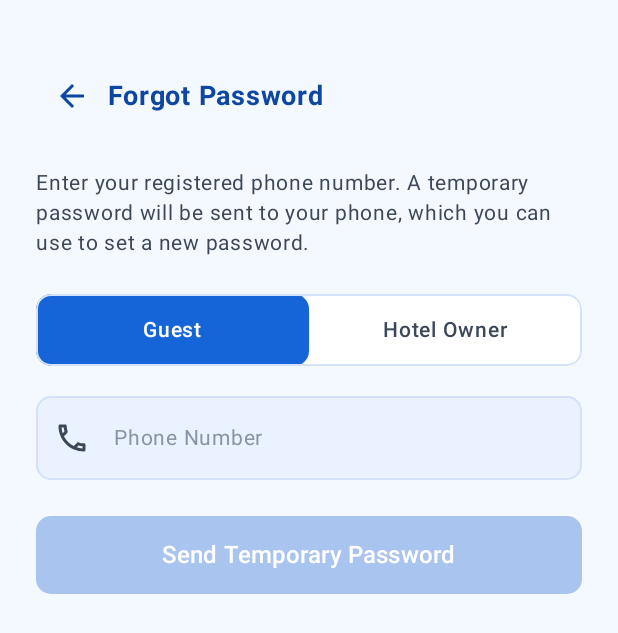
After one commit to watson-98/StaySafe, an Android app built with Jetpack Compose: the ForgotPasswordScreen screen opened through its navigation route, on a phone screen of 412 x 824 dp. The commit adds this screen. Shown: the top 633 px of the screen. Run offline under Robolectric (Android 15) with nearby library versions, the phone set to English and light mode, and no system bars.

Commit message:
Update StaySafe app features, screens, and release build

```diff
--- a/app/src/main/java/com/example/staysafe/AppNavigation.kt
+++ b/app/src/main/java/com/example/staysafe/AppNavigation.kt
@@ -17,6 +17,8 @@ import com.example.staysafe.data.HotelRepository
 import com.example.staysafe.ui.booking.BookingConfirmationScreen
 import com.example.staysafe.ui.booking.BookingSuccessScreen
 import com.example.staysafe.ui.home.HomeScreen
+import com.example.staysafe.ui.login.ChangePasswordScreen
+import com.example.staysafe.ui.login.ForgotPasswordScreen
 import com.example.staysafe.ui.login.LoginScreen
 import com.example.staysafe.ui.login.SignUpScreen
 import com.example.staysafe.ui.login.UserRole
@@ -33,6 +35,8 @@ import com.example.staysafe.ui.rooms.RoomStatus
 object Routes {
     const val LOGIN = "login"
     const val SIGN_UP = "sign_up"
+    const val FORGOT_PASSWORD = "forgot_password"
+    const val CHANGE_PASSWORD = "change_password"
     const val HOME = "home"
     const val ROOM_LIST = "room_list/{hotelName}"
     const val ROOM_DETAILS = "room_details/{hotelName}/{roomNumber}"
@@ -43,12 +47,13 @@ object Routes {
     const val OWNER_ROOMS = "owner_rooms"
     const val OWNER_PROFILE = "owner_profile"
     const val ADD_ROOM = "add_room"
-
-    // Uri.encode keeps names with spaces valid in a route
     fun roomList(hotelName: String) = "room_list/${Uri.encode(hotelName)}"
 
     fun roomDetails(hotelName: String, roomNumber: String) =
         "room_details/${Uri.encode(hotelName)}/${Uri.encode(roomNumber)}"
+
+    fun changePassword(phone: String, role: UserRole) =
+        "change_password?phone=${Uri.encode(phone)}&role=${role.name}"
 }
 
 @Composable
@@ -58,7 +63,6 @@ fun AppNavigation(navController: NavHostController = rememberNavController()) {
     var loginError by remember { mutableStateOf<String?>(null) }
     var signUpError by remember { mutableStateOf<String?>(null) }
 
-    // login stays on the back stack so Back returns to it
     fun goToStartScreen(role: UserRole) {
         val destination = if (role == UserRole.HotelOwner) Routes.OWNER_DASHBOARD else Routes.HOME
         navController.navigate(destination)
@@ -73,8 +77,6 @@ fun AppNavigation(navController: NavHostController = rememberNavController()) {
     }
 
     NavHost(navController = navController, startDestination = Routes.LOGIN) {
-
-        // ---------- Login / Sign Up ----------
         composable(Routes.LOGIN) {
             LoginScreen(
                 errorMessage = loginError,
@@ -88,6 +90,14 @@ fun AppNavigation(navController: NavHostController = rememberNavController()) {
                 onSignUpClick = {
                     loginError = null
                     navController.navigate(Routes.SIGN_UP)
+                },
+                onForgotPasswordClick = {
+                    loginError = null
+                    navController.navigate(Routes.FORGOT_PASSWORD)
+                },
+                onChangePasswordClick = {
+                    loginError = null
+                    navController.navigate(Routes.changePassword("", UserRole.Guest))
                 }
             )
         }
@@ -107,8 +117,42 @@ fun AppNavigation(navController: NavHostController = rememberNavController()) {
                 }
             )
         }
+        composable(Routes.FORGOT_PASSWORD) {
+            ForgotPasswordScreen(
+                onSendTemporaryPasswordClick = { phone, role ->
+                    HotelRepository.generateTemporaryPassword(phone, role)
+                },
+                onProceedToChangePasswordClick = { phone, role ->
+                    navController.navigate(Routes.changePassword(phone, role))
+                },
+                onBackClick = { navController.popBackStack() }
+            )
+        }
+        composable(
+            route = "change_password?phone={phone}&role={role}",
+            arguments = listOf(
+                navArgument("phone") { type = NavType.StringType; defaultValue = "" },
+                navArgument("role") { type = NavType.StringType; defaultValue = UserRole.Guest.name }
+            )
+        ) { backStackEntry ->
+            val phone = backStackEntry.arguments?.getString("phone").orEmpty()
+            val roleName = backStackEntry.arguments?.getString("role").orEmpty()
+            val role = try { UserRole.valueOf(roleName) } catch (e: Exception) { UserRole.Guest }
 
-        // ---------- Guest flow ----------
+            ChangePasswordScreen(
+                initialPhone = phone,
+                initialRole = role,
+                onChangePasswordClick = { p, r, existing, new ->
+                    HotelRepository.changePassword(p, r, existing, new)
+                },
+                onSuccess = {
+                    navController.popBackStack(Routes.LOGIN, inclusive = false)
+                },
+                onBackClick = { navController.popBackStack() }
+            )
+        }
+
+        //Guest flow
         composable(Routes.HOME) {
             HomeScreen(
                 onHotelClick = { hotel -> navController.navigate(Routes.roomList(hotel.name)) },
@@ -158,7 +202,6 @@ fun AppNavigation(navController: NavHostController = rememberNavController()) {
             )
         }
         composable(Routes.BOOKING_CONFIRM) {
-            // no reservation in progress (for example after the app was restarted): go back
             val draft = HotelRepository.draft
             if (draft == null) {
                 LaunchedEffect(Unit) { navController.popBackStack() }
@@ -193,7 +236,7 @@ fun AppNavigation(navController: NavHostController = rememberNavController()) {
                 methods = HotelRepository.paymentMethods,
                 onBackClick = { navController.popBackStack() },
                 onPayNowClick = { method ->
-                    // saves the booking and marks the room as booked in the database
+                    // save the booking and mark the room as booked in the database
                     if (HotelRepository.confirmBooking(method.name) != null) {
                         navController.navigate(Routes.BOOKING_SUCCESS)
                     }
@@ -220,7 +263,7 @@ fun AppNavigation(navController: NavHostController = rememberNavController()) {
             )
         }
 
-        // ---------- Owner flow ----------
+        // Owner flow
         composable(Routes.OWNER_DASHBOARD) {
             val hotel = HotelRepository.ownerHotel()
             OwnerDashboardScreen(
--- a/app/src/main/java/com/example/staysafe/ui/booking/BookingConfirmationScreen.kt
+++ b/app/src/main/java/com/example/staysafe/ui/booking/BookingConfirmationScreen.kt
@@ -105,7 +105,7 @@ fun BookingConfirmationScreen(
                 ) {
                     Column(modifier = Modifier.padding(16.dp)) {
                         Row(verticalAlignment = Alignment.CenterVertically) {
-                           // to be replaced with real photos later
+
                             Box(
                                 modifier = Modifier
                                     .size(width = 76.dp, height = 68.dp)
--- a/app/src/main/java/com/example/staysafe/ui/home/HomeScreen.kt
+++ b/app/src/main/java/com/example/staysafe/ui/home/HomeScreen.kt
@@ -89,7 +89,6 @@ fun HomeScreen(
     onProfileClick: () -> Unit = {},
     onLogoutClick: () -> Unit = {}
 ) {
-    // rememberSaveable so state survives navigating away and back
     var selectedTab by rememberSaveable { mutableIntStateOf(0) }
     var searchText by rememberSaveable { mutableStateOf("") }
     var selectedCity by rememberSaveable { mutableStateOf(initialCity) }
--- /dev/null
+++ b/app/src/main/java/com/example/staysafe/ui/login/ForgotPasswordScreen.kt
@@ -0,0 +1,208 @@
+package com.example.staysafe.ui.login
+
+import androidx.compose.foundation.background
+import androidx.compose.foundation.layout.Box
+import androidx.compose.foundation.layout.Column
+import androidx.compose.foundation.layout.Row
+import androidx.compose.foundation.layout.Spacer
+import androidx.compose.foundation.layout.fillMaxSize
+import androidx.compose.foundation.layout.fillMaxWidth
+import androidx.compose.foundation.layout.height
+import androidx.compose.foundation.layout.padding
+import androidx.compose.foundation.rememberScrollState
+import androidx.compose.foundation.shape.RoundedCornerShape
+import androidx.compose.foundation.verticalScroll
+import androidx.compose.material.icons.Icons
+import androidx.compose.material.icons.automirrored.filled.ArrowBack
+import androidx.compose.material.icons.outlined.Phone
+import androidx.compose.material3.AlertDialog
+import androidx.compose.material3.Button
+import androidx.compose.material3.ButtonDefaults
+import androidx.compose.material3.Icon
+import androidx.compose.material3.IconButton
+import androidx.compose.material3.Text
+import androidx.compose.material3.TextButton
+import androidx.compose.runtime.Composable
+import androidx.compose.runtime.CompositionLocalProvider
+import androidx.compose.runtime.getValue
+import androidx.compose.runtime.mutableStateOf
+import androidx.compose.runtime.remember
+import androidx.compose.runtime.setValue
+import androidx.compose.ui.Alignment
+import androidx.compose.ui.Modifier
+import androidx.compose.ui.graphics.Color
+import androidx.compose.ui.platform.LocalAutofill
+import androidx.compose.ui.platform.testTag
+import androidx.compose.ui.text.font.FontWeight
+import androidx.compose.ui.text.input.KeyboardType
+import androidx.compose.ui.unit.dp
+import androidx.compose.ui.unit.sp
+
+@Composable
+fun ForgotPasswordScreen(
+    errorMessage: String? = null,
+    onInputChange: () -> Unit = {},
+    onSendTemporaryPasswordClick: (phone: String, role: UserRole) -> Pair<String?, String?> = { _, _ -> Pair(null, null) },
+    onProceedToChangePasswordClick: (phone: String, role: UserRole) -> Unit = { _, _ -> },
+    onBackClick: () -> Unit = {}
+) {
+    var selectedRole by remember { mutableStateOf(UserRole.Guest) }
+    var phone by remember { mutableStateOf("") }
+    var localError by remember { mutableStateOf<String?>(null) }
+    var generatedTempPassword by remember { mutableStateOf<String?>(null) }
+    var showDialog by remember { mutableStateOf(false) }
+
+    val displayError = localError ?: errorMessage
+
+    Box(
+        modifier = Modifier
+            .fillMaxSize()
+            .background(ScreenBackground)
+    ) {
+        Column(
+            modifier = Modifier
+                .fillMaxSize()
+                .verticalScroll(rememberScrollState())
+                .padding(horizontal = 24.dp)
+        ) {
+            Spacer(modifier = Modifier.height(40.dp))
+
+            Row(verticalAlignment = Alignment.CenterVertically) {
+                IconButton(onClick = onBackClick) {
+                    Icon(
+                        imageVector = Icons.AutoMirrored.Filled.ArrowBack,
+                        contentDescription = "Back",
+                        tint = StayBlueDark
+                    )
+                }
+                Text(
+                    text = "Forgot Password",
+                    color = StayBlueDark,
+                    fontSize = 18.sp,
+                    fontWeight = FontWeight.Bold
+                )
+            }
+
+            Spacer(modifier = Modifier.height(24.dp))
+
+            Text(
+                text = "Enter your registered phone number. A temporary password will be sent to your phone, which you can use to set a new password.",
+                color = TextGray,
+                fontSize = 14.sp,
+                lineHeight = 20.sp
+            )
+
+            Spacer(modifier = Modifier.height(24.dp))
+
+            RoleToggle(
+                selectedRole = selectedRole,
+                onRoleSelected = {
+                    selectedRole = it
+                    localError = null
+                    onInputChange()
+                }
+            )
+
+            Spacer(modifier = Modifier.height(20.dp))
+
+            CompositionLocalProvider(LocalAutofill provides null) {
+                InputField(
+                    value = phone,
+                    onValueChange = {
+                        phone = it
+                        localError = null
+                        onInputChange()
+                    },
+                    placeholder = "Phone Number",
+                    modifier = Modifier.testTag("forgot_phone"),
+                    leadingIcon = Icons.Outlined.Phone,
+                    keyboardType = KeyboardType.Phone
+                )
+            }
+
+            if (phone.isNotEmpty() && !isValidPhone(phone)) {
+                Text(
+                    text = PHONE_ERROR,
+                    color = Color(0xFFD62839),
+                    fontSize = 12.sp,
+                    modifier = Modifier.padding(top = 6.dp)
+                )
+            }
+
+            if (displayError != null) {
+                Text(
+                    text = displayError,
+                    color = Color(0xFFD62839),
+                    fontSize = 13.sp,
+                    modifier = Modifier.padding(top = 12.dp)
+                )
+            }
+
+            Spacer(modifier = Modifier.height(24.dp))
+
+            Button(
+                onClick = {
+                    val (err, temp) = onSendTemporaryPasswordClick(phone.trim(), selectedRole)
+                    if (err != null) {
+                        localError = err
+                    } else {
+                        generatedTempPassword = temp
+                        showDialog = true
+                    }
+                },
+                enabled = isValidPhone(phone),
+                modifier = Modifier
+                    .fillMaxWidth()
+                    .height(52.dp)
+                    .testTag("forgot_send_button"),
+                shape = RoundedCornerShape(10.dp),
+                colors = ButtonDefaults.buttonColors(
+                    containerColor = StayBlue,
+                    disabledContainerColor = Color(0xFFA9C4EE),
+                    disabledContentColor = Color.White
+                )
+            ) {
+                Text(text = "Send Temporary Password", fontSize = 16.sp, fontWeight = FontWeight.SemiBold)
+            }
+
+            Spacer(modifier = Modifier.height(32.dp))
+        }
+    }
+
+    if (showDialog && generatedTempPassword != null) {
+        AlertDialog(
+            onDismissRequest = { showDialog = false },
+            title = {
+                Text(
+                    text = "Temporary Password Sent",
+                    color = StayBlueDark,
+                    fontWeight = FontWeight.Bold,
+                    fontSize = 18.sp
+                )
+            },
+            text = {
+                Text(
+                    text = "A temporary password has been generated and sent to $phone:\n\nTemporary Password: $generatedTempPassword\n\nPlease use this as your existing password to set a new password.",
+                    color = TextGray,
+                    fontSize = 14.sp
+                )
+            },
+            confirmButton = {
+                Button(
+                    onClick = {
+                        showDialog = false
+                        onProceedToChangePasswordClick(phone.trim(), selectedRole)
+                    },
+                    colors = ButtonDefaults.buttonColors(containerColor = StayBlue)
+                ) {
+                    Text("Change Password Now")
+                }
+            },
+            dismissButton = {
+                TextButton(onClick = { showDialog = false }) {
+                    Text("Dismiss", color = TextGray)
+                }
+            }
+        )
+    }
+}
--- a/app/src/main/java/com/example/staysafe/ui/login/LoginScreen.kt
+++ b/app/src/main/java/com/example/staysafe/ui/login/LoginScreen.kt
@@ -32,6 +32,7 @@ import androidx.compose.material3.OutlinedTextField
 import androidx.compose.material3.OutlinedTextFieldDefaults
 import androidx.compose.material3.Text
 import androidx.compose.runtime.Composable
+import androidx.compose.runtime.CompositionLocalProvider
 import androidx.compose.runtime.getValue
 import androidx.compose.runtime.mutableStateOf
 import androidx.compose.runtime.remember
@@ -40,6 +41,7 @@ import androidx.compose.ui.Alignment
 import androidx.compose.ui.Modifier
 import androidx.compose.ui.draw.clip
 import androidx.compose.ui.graphics.Color
+import androidx.compose.ui.platform.LocalAutofill
 import androidx.compose.ui.platform.testTag
 import androidx.compose.ui.text.font.FontWeight
 import androidx.compose.ui.text.input.KeyboardType
@@ -48,6 +50,8 @@ import androidx.compose.ui.text.input.VisualTransformation
 import androidx.compose.ui.tooling.preview.Preview
 import androidx.compose.ui.unit.dp
 import androidx.compose.ui.unit.sp
+import androidx.compose.runtime.CompositionLocalProvider
+import androidx.compose.ui.platform.LocalAutofill
 
 val StayBlue = Color(0xFF1565D8)
 val StayBlueDark = Color(0xFF0D47A1)
@@ -70,7 +74,9 @@ fun LoginScreen(
     errorMessage: String? = null,
     onInputChange: () -> Unit = {},
     onLoginClick: (phone: String, password: String, role: UserRole) -> Unit = { _, _, _ -> },
-    onSignUpClick: () -> Unit = {}
+    onSignUpClick: () -> Unit = {},
+    onForgotPasswordClick: () -> Unit = {},
+    onChangePasswordClick: () -> Unit = {}
 ) {
     var selectedRole by remember { mutableStateOf(UserRole.Guest) }
     var phone by remember { mutableStateOf("") }
@@ -91,7 +97,6 @@ fun LoginScreen(
         ) {
             Spacer(modifier = Modifier.height(72.dp))
 
-            // to be replaced with a logo
             Icon(
                 imageVector = Icons.Outlined.Hotel,
                 contentDescription = "StaySafe logo",
@@ -166,6 +171,23 @@ fun LoginScreen(
                 }
             )
 
+            Row(
+                modifier = Modifier
+                    .fillMaxWidth()
+                    .padding(top = 8.dp),
+                horizontalArrangement = Arrangement.End
+            ) {
+                Text(
+                    text = "Forgot Password?",
+                    color = StayBlue,
+                    fontSize = 13.sp,
+                    fontWeight = FontWeight.SemiBold,
+                    modifier = Modifier
+                        .testTag("forgot_password_link")
+                        .clickable { onForgotPasswordClick() }
+                )
+            }
+
             if (errorMessage != null) {
                 Text(
                     text = errorMessage,
@@ -203,6 +225,20 @@ fun LoginScreen(
                     fontSize = 13.sp,
                     fontWeight = FontWeight.SemiBold,
                     modifier = Modifier.clickable { onSignUpClick() }
+                )
+            }
+
+            Spacer(modifier = Modifier.height(12.dp))
+
+            Row(verticalAlignment = Alignment.CenterVertically) {
+                Text(
+                    text = "Change Password",
+                    color = StayBlue,
+                    fontSize = 13.sp,
+                    fontWeight = FontWeight.SemiBold,
+                    modifier = Modifier
+                        .testTag("change_password_link")
+                        .clickable { onChangePasswordClick() }
                 )
             }
 
@@ -275,6 +311,7 @@ fun InputField(
     visualTransformation: VisualTransformation = VisualTransformation.None,
     trailingContent: (@Composable () -> Unit)? = null
 ) {
+    CompositionLocalProvider(LocalAutofill provides null) {
         OutlinedTextField(
             value = value,
             onValueChange = onValueChange,
@@ -299,6 +336,7 @@ fun InputField(
             )
         )
     }
+}
 
 @Preview(showBackground = true, widthDp = 360, heightDp = 780)
 @Composable
--- a/app/src/main/java/com/example/staysafe/ui/owner/AddRoomScreen.kt
+++ b/app/src/main/java/com/example/staysafe/ui/owner/AddRoomScreen.kt
@@ -32,6 +32,7 @@ import androidx.compose.material3.Scaffold
 import androidx.compose.material3.Surface
 import androidx.compose.material3.Text
 import androidx.compose.runtime.Composable
+import androidx.compose.runtime.CompositionLocalProvider
 import androidx.compose.runtime.getValue
 import androidx.compose.runtime.mutableStateOf
 import androidx.compose.runtime.remember
@@ -39,6 +40,7 @@ import androidx.compose.runtime.setValue
 import androidx.compose.ui.Alignment
 import androidx.compose.ui.Modifier
 import androidx.compose.ui.graphics.Color
+import androidx.compose.ui.platform.LocalAutofill
 import androidx.compose.ui.platform.testTag
 import androidx.compose.ui.text.font.FontWeight
 import androidx.compose.ui.text.input.KeyboardType
@@ -224,6 +226,7 @@ private fun FormTextField(
     keyboardType: KeyboardType,
     tag: String
 ) {
+    CompositionLocalProvider(LocalAutofill provides null) {
         OutlinedTextField(
             value = value,
             onValueChange = onValueChange,
@@ -243,6 +246,7 @@ private fun FormTextField(
                 cursorColor = StayBlue
             )
         )
+    }
 }
 
 @Composable
--- a/app/src/main/java/com/example/staysafe/ui/owner/OwnerRoomListScreen.kt
+++ b/app/src/main/java/com/example/staysafe/ui/owner/OwnerRoomListScreen.kt
@@ -179,7 +179,6 @@ private fun OwnerRoomRow(room: Room, onClick: () -> Unit) {
             modifier = Modifier.padding(10.dp),
             verticalAlignment = Alignment.CenterVertically
         ) {
-            // to be replaced with real photo
             Box(
                 modifier = Modifier
                     .size(width = 76.dp, height = 72.dp)
--- a/app/src/main/java/com/example/staysafe/ui/payment/PaymentScreen.kt
+++ b/app/src/main/java/com/example/staysafe/ui/payment/PaymentScreen.kt
@@ -225,7 +225,6 @@ private fun PaymentMethodRow(
     }
 }
 
-// to be replaced with a logo later
 @Composable
 private fun MethodLogo(method: PaymentMethodInfo) {
     Box(
--- a/app/src/main/java/com/example/staysafe/ui/rooms/RoomListScreen.kt
+++ b/app/src/main/java/com/example/staysafe/ui/rooms/RoomListScreen.kt
@@ -192,7 +192,6 @@ private fun RoomRow(room: Room, onClick: () -> Unit) {
             modifier = Modifier.padding(10.dp),
             verticalAlignment = Alignment.CenterVertically
         ) {
-            // to be replaced with  real photo
             Box(
                 modifier = Modifier
                     .size(width = 76.dp, height = 72.dp)
```
Also changed, not shown: app/src/main/java/com/example/staysafe/data/Hoteldata.kt (+35 -0 lines), app/src/main/java/com/example/staysafe/data/StaySafeDatabase.kt (+8 -0 lines), app/src/main/java/com/example/staysafe/ui/login/ChangePasswordScreen.kt (added, +314 -0 lines), 4 other files. Lines whose indentation alone changed are shown as unchanged.
